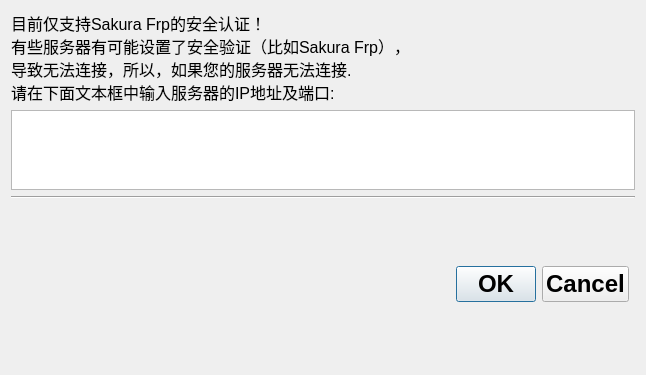
Qt form src/user/ui/RegisterWindow.ui (StarsetNight/Lhat) before a commit.
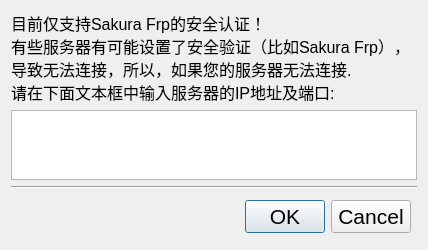
The same form after that commit.

The edit to the form file:
```diff
--- a/src/user/ui/RegisterWindow.ui
+++ b/src/user/ui/RegisterWindow.ui
@@ -6,8 +6,8 @@
    <rect>
     <x>0</x>
     <y>0</y>
-    <width>646</width>
-    <height>375</height>
+    <width>426</width>
+    <height>250</height>
    </rect>
   </property>
   <property name="sizePolicy">
@@ -39,8 +39,8 @@
      </property>
      <property name="font">
       <font>
-       <pointsize>18</pointsize>
-       <bold>true</bold>
+       <pointsize>16</pointsize>
+       <bold>false</bold>
       </font>
      </property>
      <property name="layoutDirection">
```
